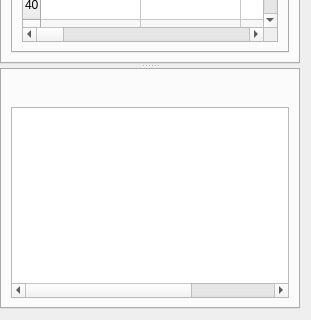
Qt form ui/MSM50XX.ui (azya52/BrickEmuPy) before a commit; both pictures show x 0 to 311 and y 411 to 731 of the 311 by 731 pixel window.
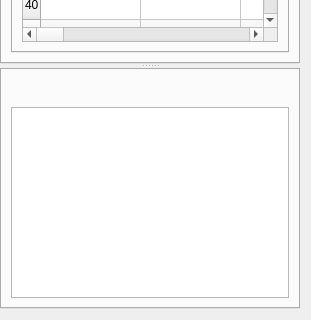
The same form after that commit. Icons and pictures are not drawn.

Patch:
```diff
--- a/ui/MSM50XX.ui
+++ b/ui/MSM50XX.ui
@@ -1091,7 +1091,7 @@
               </layout>
             </item>
             <item>
-              <widget class="QTableWidget" name="listingTable">
+              <widget class="QTableView" name="listingTable">
                 <property name="key" stdset="0">
                   <string>LISTING</string>
                 </property>
@@ -1116,9 +1116,6 @@
                 <property name="showGrid">
                   <bool>false</bool>
                 </property>
-                <property name="columnCount">
-                  <number>3</number>
-                </property>
                 <attribute name="horizontalHeaderVisible">
                   <bool>false</bool>
                 </attribute>
```
Left out of the diff: 7 changed lines with no effect on the pictures.
